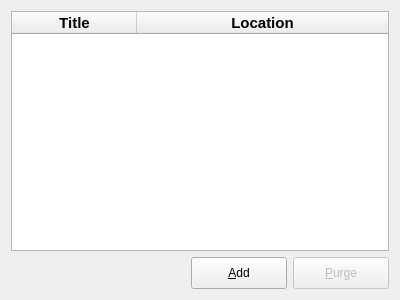
This is forms_unix/opencontestwidget.ui in Project-LemonLime/Project_LemonLime as Qt 5 draws it before an edit. The edited form follows.
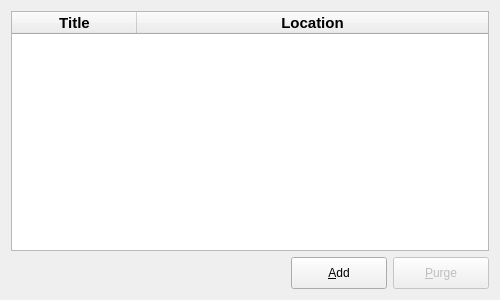
This is the edited form. Icons and pictures are not drawn.

What changed in the file:
```diff
--- a/forms_unix/opencontestwidget.ui
+++ b/forms_unix/opencontestwidget.ui
@@ -6,7 +6,7 @@
    <rect>
     <x>0</x>
     <y>0</y>
-    <width>400</width>
+    <width>500</width>
     <height>300</height>
    </rect>
   </property>
@@ -18,9 +18,18 @@
     <layout class="QVBoxLayout" name="verticalLayout_2">
      <item>
       <widget class="QTableWidget" name="recentContest">
+       <property name="layoutDirection">
+        <enum>Qt::LeftToRight</enum>
+       </property>
+       <property name="autoFillBackground">
+        <bool>false</bool>
+       </property>
        <property name="styleSheet">
         <string notr="true">font-size: 11pt;</string>
        </property>
+       <property name="frameShadow">
+        <enum>QFrame::Sunken</enum>
+       </property>
        <property name="sizeAdjustPolicy">
         <enum>QAbstractScrollArea::AdjustToContents</enum>
        </property>
@@ -36,6 +45,18 @@
        <property name="textElideMode">
         <enum>Qt::ElideLeft</enum>
        </property>
+       <property name="gridStyle">
+        <enum>Qt::SolidLine</enum>
+       </property>
+       <property name="sortingEnabled">
+        <bool>true</bool>
+       </property>
+       <property name="wordWrap">
+        <bool>false</bool>
+       </property>
+       <property name="rowCount">
+        <number>0</number>
+       </property>
        <attribute name="horizontalHeaderDefaultSectionSize">
         <number>125</number>
        </attribute>
```
Left out of the diff: 3 changed lines with no effect on the pictures.
